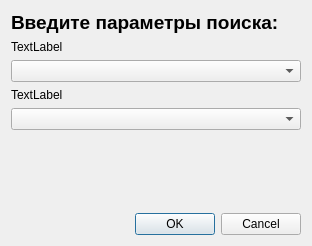
Before: the Qt Designer form bpla_plugin_flights_dialog_base.ui in vedmitt/Argest, drawn with Qt 5.
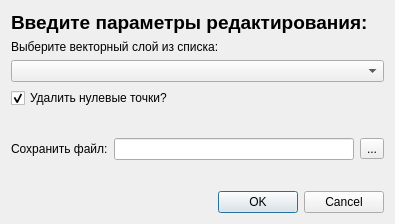
After: the same form once the commit is applied. Custom widgets are drawn as their Qt base class.

```diff
--- a/bpla_plugin_flights_dialog_base.ui
+++ b/bpla_plugin_flights_dialog_base.ui
@@ -6,8 +6,8 @@
    <rect>
     <x>0</x>
     <y>0</y>
-    <width>312</width>
-    <height>246</height>
+    <width>395</width>
+    <height>224</height>
    </rect>
   </property>
   <property name="windowTitle">
@@ -24,14 +24,14 @@
       </font>
      </property>
      <property name="text">
-      <string>Введите параметры поиска: </string>
+      <string>Введите параметры редактирования: </string>
      </property>
     </widget>
    </item>
    <item>
     <widget class="QLabel" name="label_2">
      <property name="text">
-      <string>TextLabel</string>
+      <string>Выберите векторный слой из списка:</string>
      </property>
     </widget>
    </item>
@@ -39,15 +39,15 @@
     <widget class="QgsMapLayerComboBox" name="mMapLayerComboBox"/>
    </item>
    <item>
-    <widget class="QLabel" name="label">
+    <widget class="QCheckBox" name="checkBox">
      <property name="text">
-      <string>TextLabel</string>
+      <string>Удалить нулевые точки?</string>
+     </property>
+     <property name="checked">
+      <bool>true</bool>
      </property>
     </widget>
    </item>
-   <item>
-    <widget class="QgsFieldComboBox" name="mFieldComboBox"/>
-   </item>
    <item>
     <spacer name="verticalSpacer">
      <property name="orientation">
@@ -61,6 +61,40 @@
      </property>
     </spacer>
    </item>
+   <item>
+    <layout class="QHBoxLayout" name="horizontalLayout">
+     <item>
+      <widget class="QLabel" name="label">
+       <property name="text">
+        <string>Сохранить файл:</string>
+       </property>
+      </widget>
+     </item>
+     <item>
+      <widget class="QLineEdit" name="lineEdit"/>
+     </item>
+     <item>
+      <widget class="QToolButton" name="toolButton">
+       <property name="text">
+        <string>...</string>
+       </property>
+      </widget>
+     </item>
+    </layout>
+   </item>
+   <item>
+    <spacer name="verticalSpacer_2">
+     <property name="orientation">
+      <enum>Qt::Vertical</enum>
+     </property>
+     <property name="sizeHint" stdset="0">
+      <size>
+       <width>20</width>
+       <height>40</height>
+      </size>
+     </property>
+    </spacer>
+   </item>
    <item>
     <widget class="QDialogButtonBox" name="button_box">
      <property name="orientation">
@@ -74,11 +108,6 @@
   </layout>
  </widget>
  <customwidgets>
-  <customwidget>
-   <class>QgsFieldComboBox</class>
-   <extends>QComboBox</extends>
-   <header>qgsfieldcombobox.h</header>
-  </customwidget>
   <customwidget>
    <class>QgsMapLayerComboBox</class>
    <extends>QComboBox</extends>
```
Left out of the diff: 24 changed lines with no effect on the pictures.
